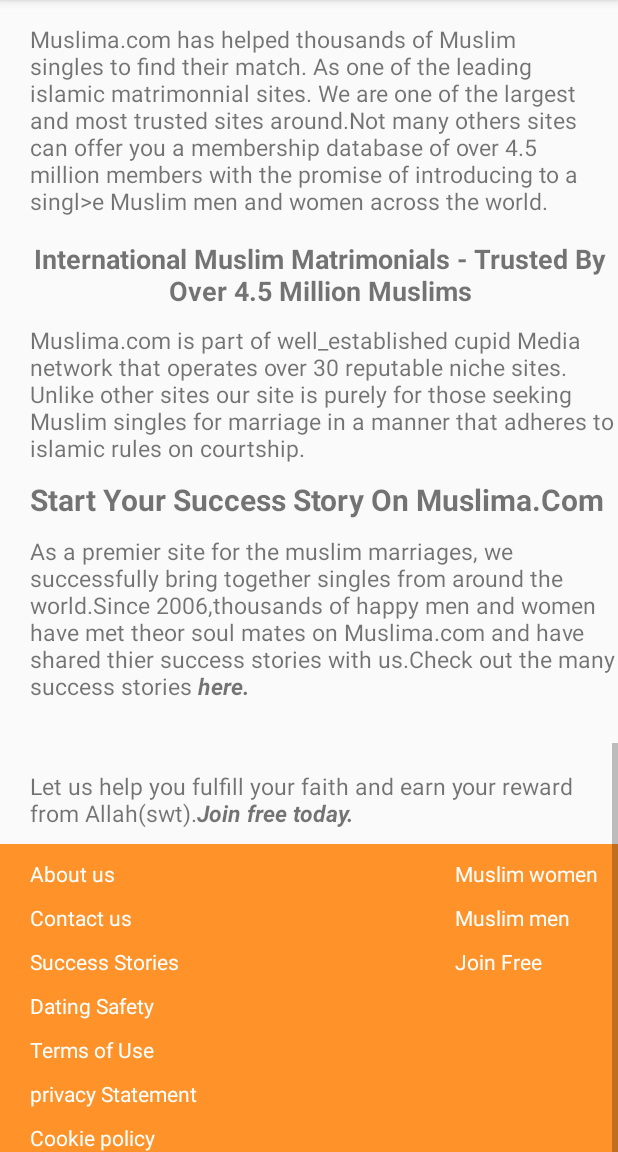
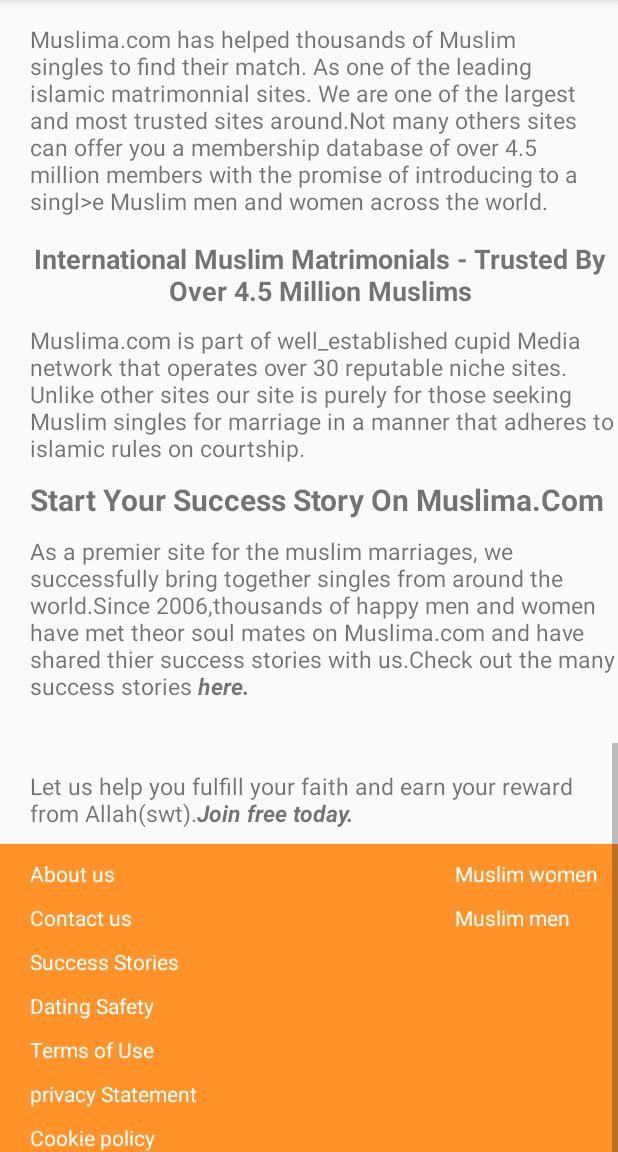
Before and after one commit to NaeemHafiz/Muslimah, an Android app: the screen it shows after launch (NavigationActivity), scrolled down 1397 dp, on a phone screen of 412 x 824 dp, the part 84-1236 px from its top. Run offline under Robolectric (Android 15) with nearby library versions, the phone set to English and light mode, and no system bars; 11 statements that could not run were skipped.

Commit message:
textview removed

```diff
--- a/app/src/main/res/layout/content_navigation.xml
+++ b/app/src/main/res/layout/content_navigation.xml
@@ -589,13 +589,13 @@
                             android:text="Muslim men"
                             android:textColor="#fff" />
 
-                        <TextView
-                            android:id="@+id/tv_join_free"
-                            android:layout_width="wrap_content"
-                            android:layout_height="wrap_content"
-                            android:layout_marginTop="10dp"
-                            android:text="Join Free"
-                            android:textColor="#fff" />
+                        <!--<TextView-->
+                            <!--android:id="@+id/tv_join_free"-->
+                            <!--android:layout_width="wrap_content"-->
+                            <!--android:layout_height="wrap_content"-->
+                            <!--android:layout_marginTop="10dp"-->
+                            <!--android:text="Join Free"-->
+                            <!--android:textColor="#fff" />-->
 
 
                     </LinearLayout>
```
